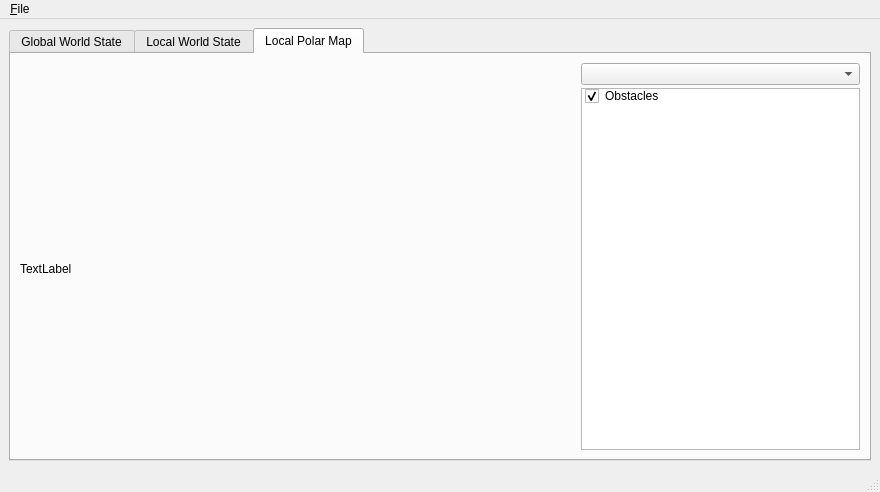
Before: the Qt Designer form GUITools/KMonitor/KMonitor.ui in kouretes/Monas, drawn with Qt 5.
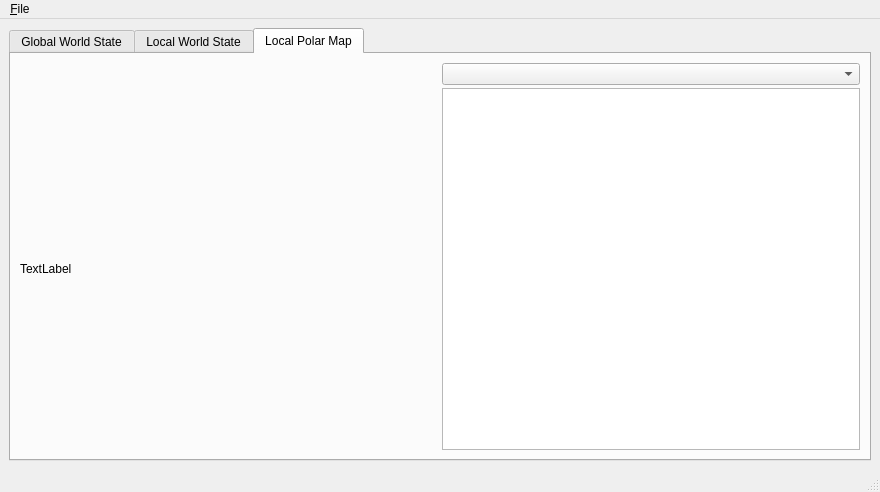
After: the same form once the commit is applied. Custom widgets are drawn as their Qt base class.

Diff of the .ui file:
```diff
--- a/GUITools/KMonitor/KMonitor.ui
+++ b/GUITools/KMonitor/KMonitor.ui
@@ -172,32 +172,23 @@
        </attribute>
        <layout class="QHBoxLayout" name="horizontalLayout_3">
         <item>
-         <layout class="QGridLayout" name="gridLayout_2" columnstretch="2,1">
+         <layout class="QGridLayout" name="gridLayout_2" columnstretch="0,1,1">
           <property name="spacing">
            <number>3</number>
           </property>
-          <item row="0" column="1">
+          <item row="0" column="2">
            <widget class="QComboBox" name="LPMComboBox"/>
           </item>
           <item row="1" column="1">
-           <widget class="QListWidget" name="LPMListWidget">
-            <item>
-             <property name="text">
-              <string>Obstacles</string>
-             </property>
-             <property name="checkState">
-              <enum>Checked</enum>
-             </property>
-            </item>
-           </widget>
-          </item>
-          <item row="1" column="0">
            <widget class="KLabel" name="LPMLabel">
             <property name="text">
              <string>TextLabel</string>
             </property>
            </widget>
           </item>
+          <item row="1" column="2">
+           <widget class="KMapView" name="graphicsView"/>
+          </item>
          </layout>
         </item>
        </layout>
@@ -244,7 +235,12 @@
   <customwidget>
    <class>KLabel</class>
    <extends>QLabel</extends>
-   <header location="global">../KLabel.h</header>
+   <header>../KLabel.h</header>
+  </customwidget>
+  <customwidget>
+   <class>KMapView</class>
+   <extends>QGraphicsView</extends>
+   <header location="global">../KMapView.h</header>
   </customwidget>
  </customwidgets>
  <resources>
```
